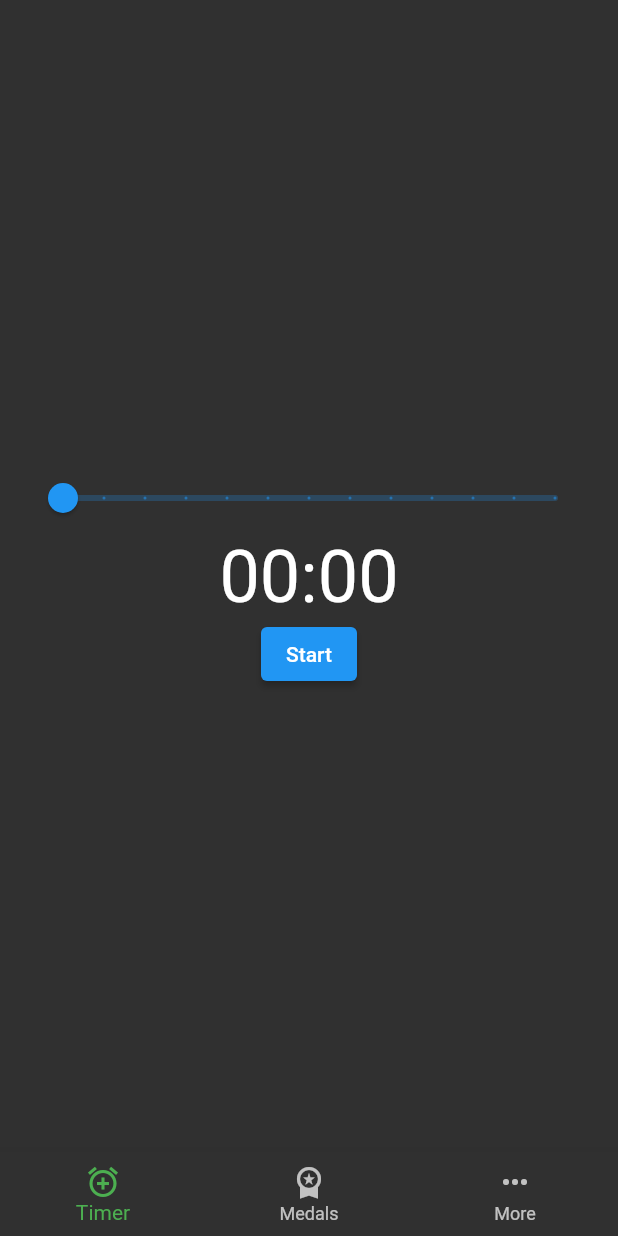
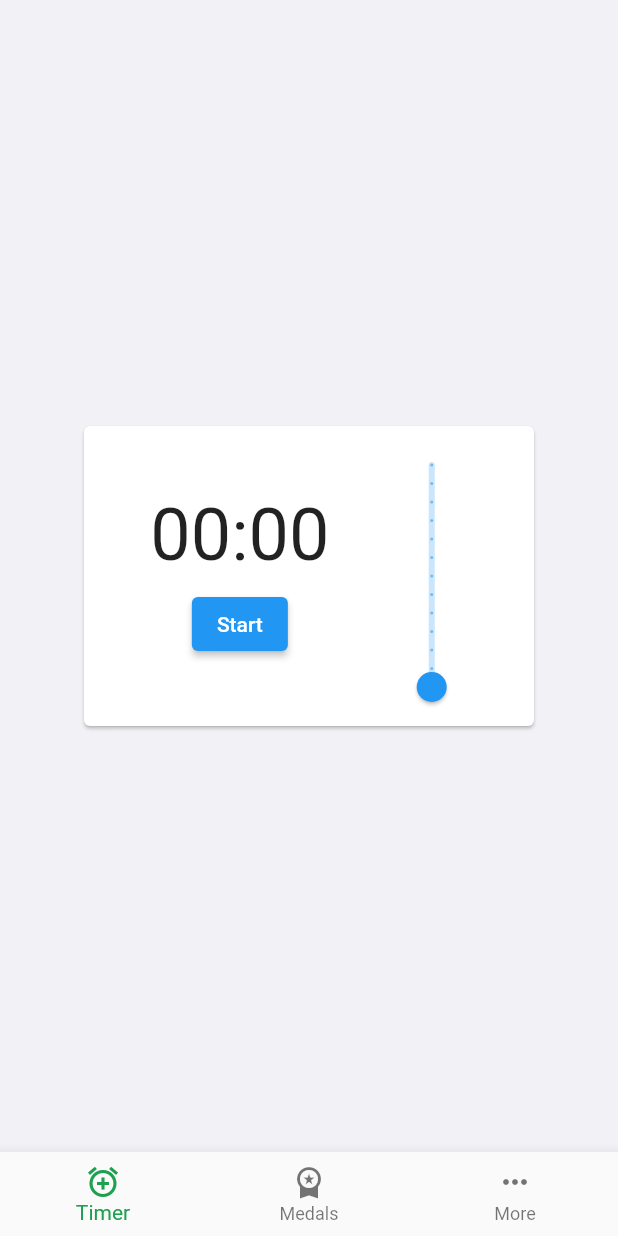
Before and after one commit to WojDob/FocuMoji, a Flutter app: the screen it shows after launch, on a phone screen of 412 x 824 dp. Run offline on Flutter 3.47's test engine with Material 2 defaults, Android fonts, the phone set to English and light mode, and no system bars; our stand-ins replace google_fonts.

Commit message:
Changed UI

```diff
--- a/lib/app_theme.dart
+++ b/lib/app_theme.dart
@@ -3,55 +3,55 @@ import 'package:google_fonts/google_fonts.dart';
 
 class TimerTheme {
   static TextTheme lightTextTheme = TextTheme(
-    bodyText1: GoogleFonts.openSans(
+    bodyLarge: GoogleFonts.openSans(
       fontSize: 14.0,
       fontWeight: FontWeight.w700,
-      color: Colors.black,
+      color: Colors.grey[900],
     ),
-    headline1: GoogleFonts.openSans(
+    displayLarge: GoogleFonts.openSans(
       fontSize: 32.0,
       fontWeight: FontWeight.bold,
-      color: Colors.black,
+      color: Colors.grey[900],
     ),
-    headline2: GoogleFonts.openSans(
+    displayMedium: GoogleFonts.openSans(
       fontSize: 21.0,
       fontWeight: FontWeight.w700,
-      color: Colors.black,
+      color: Colors.grey[900],
     ),
-    headline3: GoogleFonts.openSans(
+    displaySmall: GoogleFonts.openSans(
       fontSize: 16.0,
       fontWeight: FontWeight.w600,
-      color: Colors.black,
+      color: Colors.grey[900],
     ),
-    headline6: GoogleFonts.openSans(
+    titleLarge: GoogleFonts.openSans(
       fontSize: 20.0,
       fontWeight: FontWeight.w600,
-      color: Colors.black,
+      color: Colors.grey[900],
     ),
   );
 
   static TextTheme darkTextTheme = TextTheme(
-    bodyText1: GoogleFonts.openSans(
+    bodyLarge: GoogleFonts.openSans(
       fontSize: 14.0,
       fontWeight: FontWeight.w700,
       color: Colors.white,
     ),
-    headline1: GoogleFonts.openSans(
+    displayLarge: GoogleFonts.openSans(
       fontSize: 32.0,
       fontWeight: FontWeight.bold,
       color: Colors.white,
     ),
-    headline2: GoogleFonts.openSans(
+    displayMedium: GoogleFonts.openSans(
       fontSize: 21.0,
       fontWeight: FontWeight.w700,
       color: Colors.white,
     ),
-    headline3: GoogleFonts.openSans(
+    displaySmall: GoogleFonts.openSans(
       fontSize: 16.0,
       fontWeight: FontWeight.w600,
       color: Colors.white,
     ),
-    headline6: GoogleFonts.openSans(
+    titleLarge: GoogleFonts.openSans(
       fontSize: 20.0,
       fontWeight: FontWeight.w600,
       color: Colors.white,
@@ -60,6 +60,7 @@ class TimerTheme {
 
   static ThemeData light() {
     return ThemeData(
+      scaffoldBackgroundColor: Color.fromRGBO(242, 242, 246, 1.0),
       brightness: Brightness.light,
       checkboxTheme: CheckboxThemeData(
         fillColor: MaterialStateColor.resolveWith((states) {
@@ -68,14 +69,14 @@ class TimerTheme {
       ),
       appBarTheme: const AppBarTheme(
         foregroundColor: Colors.black,
-        backgroundColor: Colors.white,
+        backgroundColor: Color.fromRGBO(246, 246, 247, 1.0),
       ),
       floatingActionButtonTheme: const FloatingActionButtonThemeData(
-        foregroundColor: Colors.white,
+        foregroundColor: Color.fromRGBO(242, 242, 246, 1.0),
         backgroundColor: Colors.black,
       ),
       bottomNavigationBarTheme: const BottomNavigationBarThemeData(
-        selectedItemColor: Colors.green,
+        selectedItemColor: Color.fromARGB(255, 29, 160, 79),
       ),
       textTheme: lightTextTheme,
     );
@@ -93,6 +94,7 @@ class TimerTheme {
         backgroundColor: Colors.green,
       ),
       bottomNavigationBarTheme: const BottomNavigationBarThemeData(
+        backgroundColor: Color.fromARGB(255, 32, 32, 32),
         selectedItemColor: Colors.green,
       ),
       textTheme: darkTextTheme,
--- a/lib/home.dart
+++ b/lib/home.dart
@@ -47,6 +47,7 @@ class HomeState extends State<Home> {
               BottomNavigationBarItem(
                 icon: Icon(Icons.more_horiz),
                 label: 'More',
+                backgroundColor: Colors.red,
               ),
             ],
           ),
--- a/lib/main.dart
+++ b/lib/main.dart
@@ -14,7 +14,7 @@ class SquareTimer extends StatelessWidget {
 
   @override
   Widget build(BuildContext context) {
-    final theme = TimerTheme.dark();
+    final theme = TimerTheme.light();
     return MaterialApp(
       theme: theme,
       title: 'SquareTimer',
--- a/lib/models/timer_manager.dart
+++ b/lib/models/timer_manager.dart
@@ -34,7 +34,7 @@ class TimerManager extends ChangeNotifier {
   }
 
   void _setDigits(int remainingSeconds) {
-    _minutes = (remainingSeconds / 60).toInt();
+    _minutes = remainingSeconds ~/ 60;
     _seconds = remainingSeconds - (_minutes * 60);
   }
 }
--- a/lib/screens/timer_screen.dart
+++ b/lib/screens/timer_screen.dart
@@ -11,10 +11,30 @@ class TimerScreen extends StatelessWidget {
       body: Padding(
         padding: const EdgeInsets.all(16.0),
         child: Center(
-          child: Column(
+          child: Card(
+            child: SizedBox(
+              width: 300,
+              height: 200,
+              child: Row(
+                mainAxisAlignment: MainAxisAlignment.spaceEvenly,
+                children: [
+                  Column(
                     mainAxisAlignment: MainAxisAlignment.center,
                     children: [
-              Slider(
+                      Text(
+                        '${timerProvider.minutes.toString().padLeft(2, '0')}:${timerProvider.seconds.toString().padLeft(2, '0')}',
+                        style: TextStyle(fontSize: 48),
+                      ),
+                      const SizedBox(height: 8),
+                      ElevatedButton(
+                        child: Text("Start"),
+                        onPressed: () => timerProvider.startTimer(),
+                      ),
+                    ],
+                  ),
+                  RotatedBox(
+                    quarterTurns: 3,
+                    child: Slider(
                       value: timerProvider.minutes.toDouble(),
                       min: 0,
                       max: 60,
@@ -23,15 +43,10 @@ class TimerScreen extends StatelessWidget {
                         timerProvider.setTimer(value.toInt());
                       },
                     ),
-              Text(
-                '${timerProvider.minutes.toString().padLeft(2, '0')}:${timerProvider.seconds.toString().padLeft(2, '0')}',
-                style: TextStyle(fontSize: 48),
                   ),
-              ElevatedButton(
-                child: Text("Start"),
-                onPressed: () => timerProvider.startTimer(),
-              )
                 ],
+              ),
+            ),
           ),
         ),
       ),
```
Also changed, not shown: 3 other files. Lines whose indentation alone changed are shown as unchanged.
